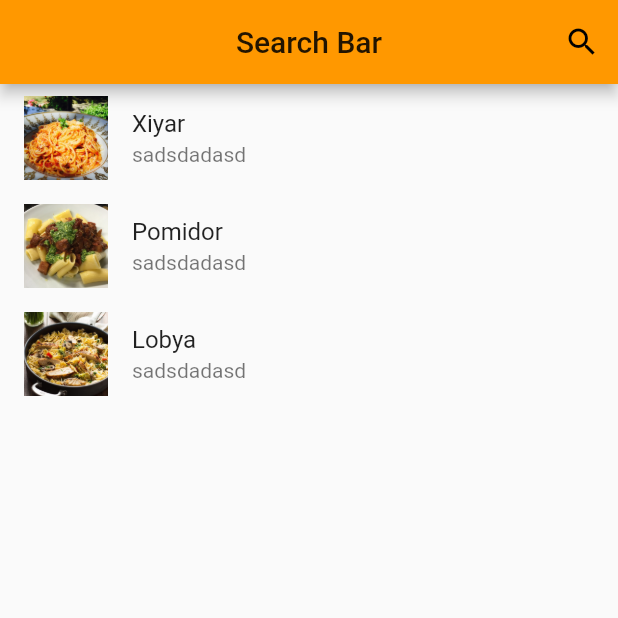
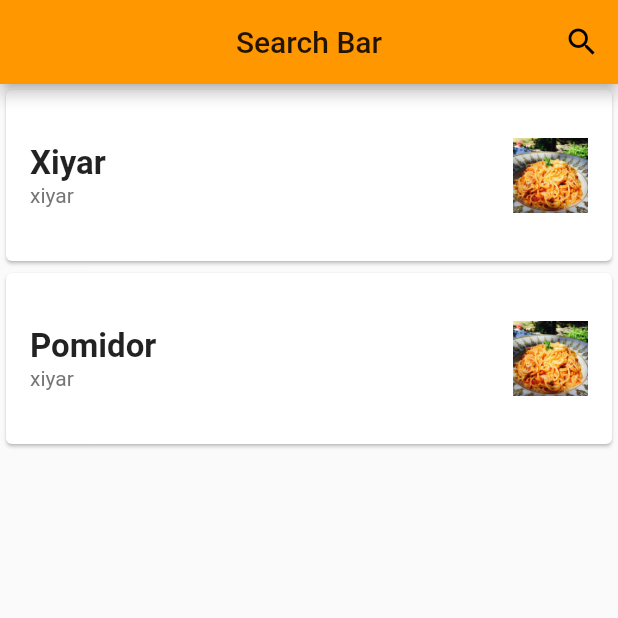
Before and after one commit to memmedrehimzade/jessamin, a Flutter app: the screen it shows after launch, on a phone screen of 412 x 824 dp, the top half of it. Run offline on Flutter 3.47's test engine with Material 2 defaults, Android fonts, the phone set to English and light mode, and no system bars.

```diff
--- a/lib/models/meal.dart
+++ /dev/null
@@ -1,32 +0,0 @@
-class Meal {
-  String idMeal;
-  String strMeal;
-  String strInstructions;
-  String strMealThumb;
-  String strIngredient;
-
-  Meal(
-      {this.idMeal,
-      this.strMeal,
-      this.strInstructions,
-      this.strMealThumb,
-      this.strIngredient});
-
-  factory Meal.fromJson(Map<String, dynamic> parsedJson) {
-    String _strIngredient = parsedJson['strIngredient1'] +
-        ", " +
-        parsedJson['strIngredient2'] +
-        ", " +
-        parsedJson['strIngredient3'] +
-        ", " +
-        parsedJson['strIngredient4'] +
-        ", " +
-        parsedJson['strIngredient5'];
-    return Meal(
-        idMeal: parsedJson['idMeal'],
-        strMeal: parsedJson['strMeal'],
-        strInstructions: parsedJson['strInstructions'],
-        strMealThumb: parsedJson['strMealThumb'],
-        strIngredient: _strIngredient);
-  }
-}
--- a/lib/view/home_screen.dart
+++ b/lib/view/home_screen.dart
@@ -1,4 +1,6 @@
+import 'package:dicoding_submission/view/detail_screen.dart';
 import 'package:flutter/material.dart';
+import 'dart:convert';
 
 class Meal {
   String imageSrc;
@@ -20,6 +22,8 @@ class HomePage extends StatefulWidget {
 }
 
 class _HomePageState extends State<HomePage> {
+  Meal get meal => widget.list[0];
+
   @override
   Widget build(BuildContext context) {
     return Scaffold(
@@ -35,19 +39,85 @@ class _HomePageState extends State<HomePage> {
           centerTitle: true,
           title: Text('Search Bar'),
         ),
-      body: ListView.builder(
-        itemCount: widget.list.length,
-        itemBuilder: (context, index) {
-          var meal = widget.list[index];
-          return ListTile(
-            leading: Image(image: AssetImage(meal.imageSrc)),
-            title: Text(meal.title),
-            subtitle: Text('sadsdadasd'),
+        body: Center(
+          child: FutureBuilder(
+            future: DefaultAssetBundle.of(context)
+                .loadString('data_local/meals.json'),
+            builder: (context, snapshot) {
+              var newData = json.decode(snapshot.data.toString());
+              return ListView.builder(
+                itemBuilder: (BuildContext context, int index) {
+                  return Card(
+                    child: Padding(
+                      padding: EdgeInsets.only(
+                          top: 32, bottom: 32, left: 16, right: 16),
+                      child: Row(
+                        mainAxisAlignment: MainAxisAlignment.spaceBetween,
+                        children: <Widget>[
+                          Column(
+                            crossAxisAlignment: CrossAxisAlignment.start,
+                            children: [
+                              InkWell(
+                                onTap: () {
+                                  Navigator.push(
+                                      context,
+                                      MaterialPageRoute(
+                                          builder: (_) => MealDetailWidget(Meal(
+                                              imageSrc: 'assets/1.jpg',
+                                              title: 'xiyar'))));
+                                },
+                                child: Text(
+                                  newData[index]['title'],
+                                  //'Note Title',
+                                  style: TextStyle(
+                                      fontWeight: FontWeight.bold,
+                                      fontSize: 22),
+                                ),
+                              ),
+                              Text(
+                                'xiyar',
+                                //newData[index]['text'],
+                                //'Note Text',
+                                style: TextStyle(color: Colors.grey.shade600),
+                              ),
+                            ],
+                          ),
+                          //SizedBox(width: 20),
+                          Container(
+                            height: 50,
+                            width: 50,
+                            child: Image.asset('assets/52770.jpg'),
+                          )
+                        ],
+                      ),
+                    ),
+                  );
+                },
+                itemCount: newData == null ? 0 : newData.length,
               );
             },
           ),
-    );
+        ));
   }
+// }))},)],
+//                             ),),)
+//             }
+//           },
+//         ),
+//       ),
+  // body: ListView.builder(
+  //   itemCount: widget.list.length,
+  //   itemBuilder: (context, index) {
+  //     var meal = widget.list[index];
+  //     return ListTile(
+  //       leading: Image(image: AssetImage(meal.imageSrc)),
+  //       title: Text(meal.title),
+  //       subtitle: Text('sadsdadasd'),
+  //    );
+  //},
+  //),
+  // );
+  //}
 }
 
 class Search extends SearchDelegate<Meal> {
```
Also changed, not shown: lib/view/detail_screen.dart (+13 -8 lines). Lines whose indentation alone changed are shown as unchanged.
